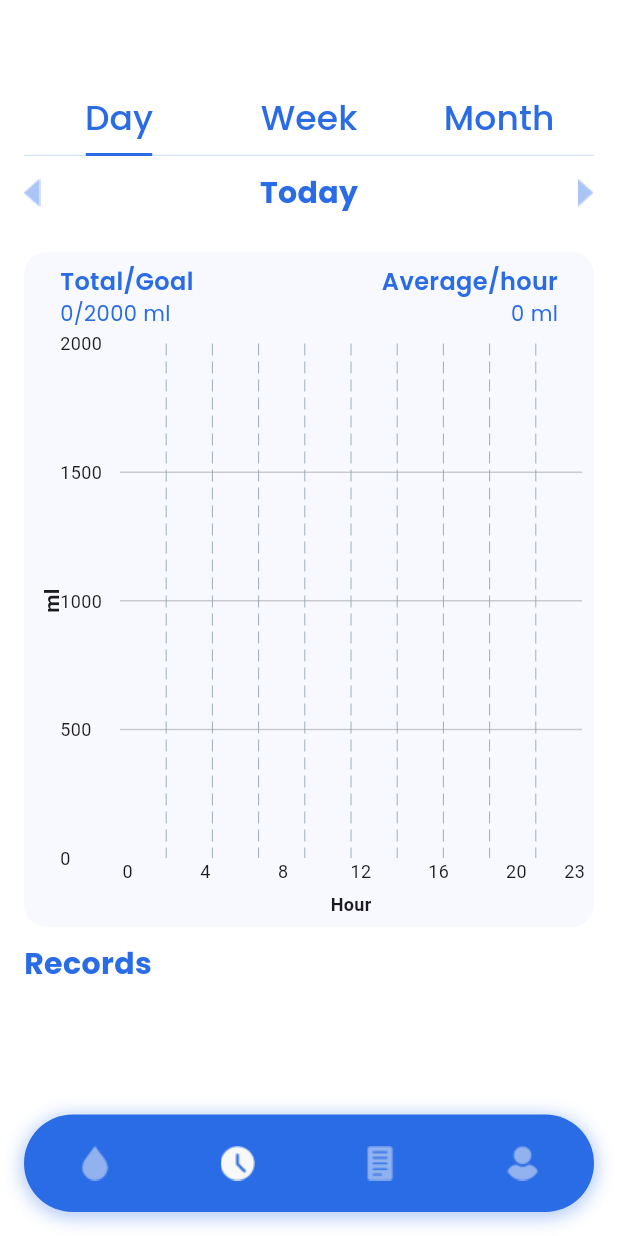
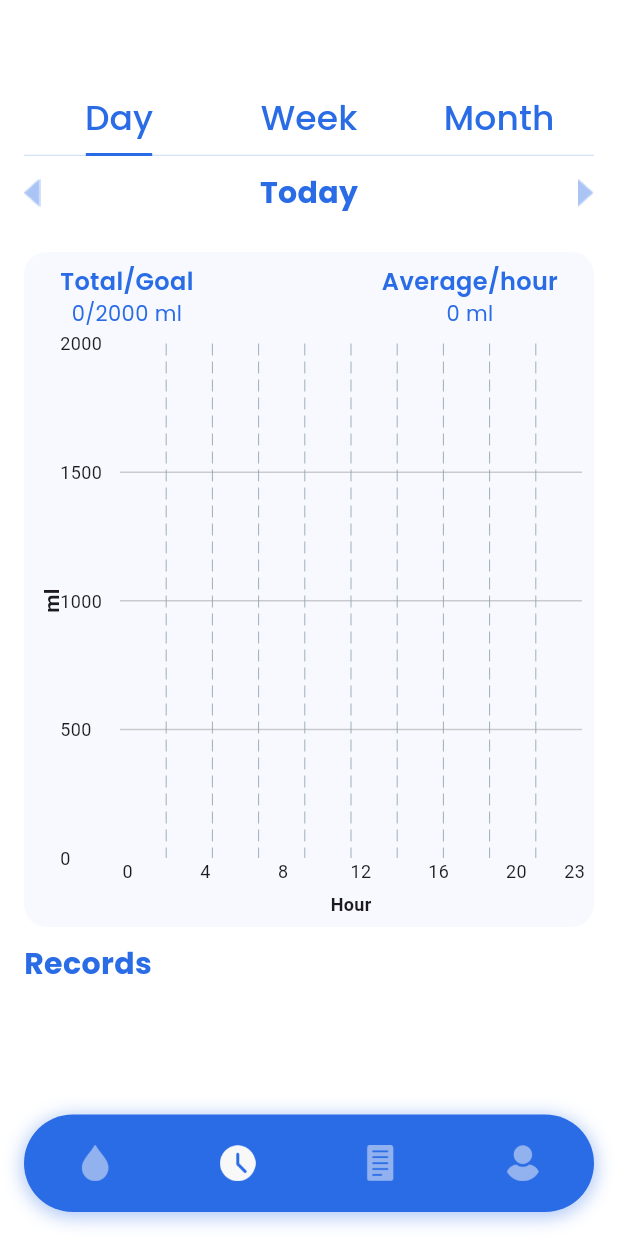
Before and after one commit to amro3z/Dr.Drink-demo-, a Flutter app: the CustomNavigationBar screen opened directly, item 2 of the bottom bar chosen, on a phone screen of 412 x 824 dp. Run offline on Flutter 3.47's test engine with Material 3 defaults, Android fonts, the phone set to English and light mode, and no system bars; drawn by our look-alikes of fl_chart; our stand-ins replace awesome_dialog, cloud_firestore, connectivity_plus, dio, firebase_auth, firebase_core and 9 more; accounts and stored records are empty; network calls fail; statements that could not run were skipped.

Commit message:
High resolution icons for bottom nav bar

```diff
--- a/lib/componnent/navigation_bar.dart
+++ b/lib/componnent/navigation_bar.dart
@@ -1,19 +1,10 @@
-import 'dart:convert';
-import 'dart:developer';
-
 import 'package:dr_drink/screens/history_screen.dart';
-import 'package:dr_drink/screens/home_screen.dart';
 import 'package:dr_drink/screens/insights_screen.dart';
 import 'package:dr_drink/screens/profile_screen.dart';
 import 'package:dr_drink/values/color.dart';
 import 'package:flutter/material.dart';
-import 'package:dr_drink/screens/home_page.dart';
 import 'package:permission_handler/permission_handler.dart';
-import 'package:shared_preferences/shared_preferences.dart';
-
 import '../logic/notifications.dart';
-import '../logic/user.dart';
-import '../main.dart';
 import '../screens/water_tracker_page.dart';
 
 class CustomNavigationBar extends StatefulWidget {
@@ -95,23 +86,23 @@ class _NavigationBarState extends State<CustomNavigationBar> {
               NavigationDestination(
                   icon: Opacity(
                       opacity: currentPageIndex == 0 ? 1.0 : 0.5,
-                      child: Image.asset('assets/icons/raindrop.png')),
+                      child: Image.asset('assets/icons/raindrop.png', width: 24, height: 24,)),
                   label: ''),
               NavigationDestination(
                 icon: Opacity(
                     opacity: currentPageIndex == 1 ? 1.0 : 0.5,
-                    child: Image.asset('assets/icons/clock.png')),
+                    child: Image.asset('assets/icons/clock.png', width: 24, height: 24,)),
                 label: '',
               ),
               NavigationDestination(
                   icon: Opacity(
                       opacity: currentPageIndex == 2 ? 1.0 : 0.5,
-                      child: Image.asset('assets/icons/insights.png')),
+                      child: Image.asset('assets/icons/insights.png', width: 24, height: 24,)),
                   label: ''),
               NavigationDestination(
                   icon: Opacity(
                       opacity: currentPageIndex == 3 ? 1.0 : 0.5,
-                      child: Image.asset('assets/icons/avatar.png')),
+                      child: Image.asset('assets/icons/avatar.png', width: 24, height: 24,)),
                   label: ''),
             ],
           ),
--- a/lib/screens/build_day_content.dart
+++ b/lib/screens/build_day_content.dart
@@ -102,7 +102,7 @@ class _WaterTrackerScreenState extends State<BuildDayContent> {
                           mainAxisAlignment: MainAxisAlignment.spaceBetween,
                           children: [
                             Column(
-                              crossAxisAlignment: CrossAxisAlignment.start,
+                              crossAxisAlignment: CrossAxisAlignment.center,
                               children: [
                                 Text(
                                   'Total/Goal',
@@ -125,7 +125,7 @@ class _WaterTrackerScreenState extends State<BuildDayContent> {
                               ],
                             ),
                             Column(
-                              crossAxisAlignment: CrossAxisAlignment.end,
+                              crossAxisAlignment: CrossAxisAlignment.center,
                               children: [
                                 Text(
                                   'Average/hour',
--- a/lib/screens/login_screen.dart
+++ b/lib/screens/login_screen.dart
@@ -222,6 +222,7 @@ class _LoginScreenState extends State<LoginScreen> {
 
         // load user data to shared prefs
         _loadUserFromFirestoreAndStoreLocally();
+        _loadHistoryFromFirestoreAndStoreLocally();
 
         Navigator.pushReplacement(
           context,
--- a/lib/screens/target_screen.dart
+++ b/lib/screens/target_screen.dart
@@ -274,7 +274,9 @@ class _TargetScreenState extends State<TargetScreen> {
             right: 0,
             child: Center(
               child: ElevatedButton(
-                onPressed: () {},
+                onPressed: () {
+
+                },
                 style: ElevatedButton.styleFrom(
                   backgroundColor: MyColor.white.withOpacity(0.55),
                 ),
```
Also changed, not shown: assets/icons/avatar.png, assets/icons/clock.png, assets/icons/insights.png, assets/icons/raindrop.png.
